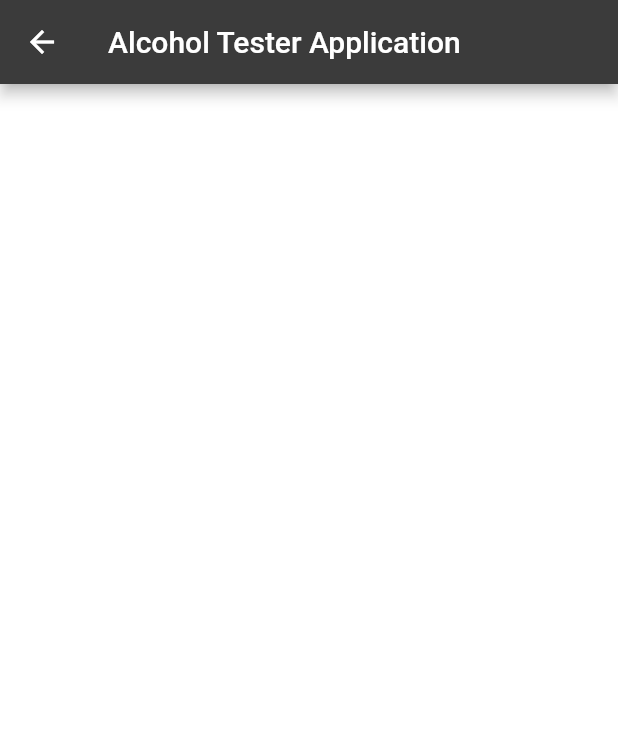
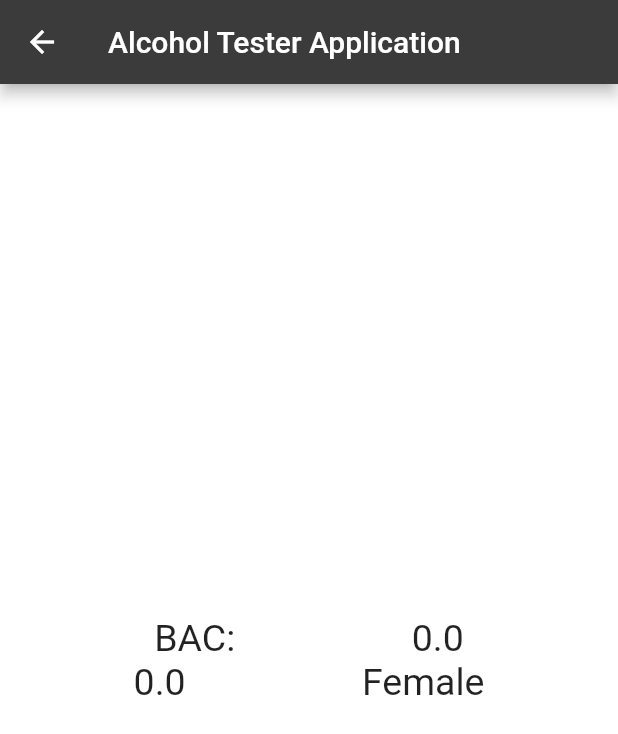
Before and after one commit to ShaneSigesmund/alcohol_tester_project, a Flutter app: the bacPage screen opened directly, after a tap on the "arrow back" icon, after a tap on "Next", on a phone screen of 412 x 824 dp. Shown: the top 734 px of the screen. Run offline on Flutter 3.47's test engine with Material 2 defaults, Android fonts, the phone set to English and light mode, and no system bars; our stand-ins replace shared_preferences; missing offline and left inert: dart:ffi; accounts and stored records are empty.

```diff
--- a/alcohol_tester_application/lib/bacPage.dart
+++ b/alcohol_tester_application/lib/bacPage.dart
@@ -8,7 +8,19 @@ import 'package:shared_preferences/shared_preferences.dart';
 double male = 0.68;
 double female = 0.55;
 int weight = 0;
-String gender = "";
+double weightPounds = 0.0;
+String genderString = "";
+
+
+//VALUE AT WHICH BAC DECREASES
+
+double decreaseBAC = 0.016;
+
+
+
+double bacVALUE = 0.0;
+
+double elapsedTime = 0.0;
 
 double percentAlcohol = 0.0;
 
@@ -24,6 +36,9 @@ class bacPage extends StatefulWidget {
 class bac extends State<bacPage> {
   @override
   void initState() {
+    _getWeight();
+    _getBAC();
+
     super.initState();
   }
 
@@ -46,8 +61,44 @@ class bac extends State<bacPage> {
     percentAlcohol += i * (43 * 0.4 * 0.789);
   }
 
+  _getWeight() async {
+    SharedPreferences prefs = await SharedPreferences.getInstance();
+    setState(() {
+      weight = prefs.getInt("Weight");
+      weightPounds = (weight / 454);
+    });
+  }
+
   void _getBAC() async {
     SharedPreferences prefs = await SharedPreferences.getInstance();
+
+    //Set gender variable
+
+    if (prefs.getDouble("Gender") == 0.68) {
+      genderString = "Male";
+    }
+    else{
+      genderString = "Female";
+    }
+    //Get gender constant * weight
+
+    //Get weight
+    weight = prefs.getInt('Weight');
+
+    //Get gender constant
+
+    double gender = prefs.getDouble('Gender');
+
+    double weightGender = weight * gender;
+
+    double tempBac = percentAlcohol / weightGender;
+    bacVALUE = tempBac * 100;
+
+    print("\nBAC percentage: $bacVALUE");
+
+    elapsedTime = bacVALUE * 0.015;
+
+    print("\nElapsed time until sober: $elapsedTime");
   }
 
   void _goNextPage() {
@@ -134,9 +185,14 @@ class bac extends State<bacPage> {
                   crossAxisAlignment: CrossAxisAlignment.center,
                   mainAxisAlignment: MainAxisAlignment.center,
                   children: [
-
-
-
+                    Text(
+                      'BAC:                   $bacVALUE',
+                      style: TextStyle(fontSize: 25),
+                    ),
+                    Text(
+                      '$weightPounds                   $genderString',
+                      style: TextStyle(fontSize: 25),
+                    ),
                   ],
                 ),
               ),
--- a/alcohol_tester_application/pubspec.yaml
+++ b/alcohol_tester_application/pubspec.yaml
@@ -24,6 +24,7 @@ dependencies:
   # Use with the CupertinoIcons class for iOS style icons.
   cupertino_icons: ^0.1.2
   shared_preferences: ^0.5.4
+  charts_flutter: ^0.2.0
 
 dev_dependencies:
   flutter_test:
```
Also changed, not shown: alcohol_tester_application/lib/main.dart (+19 -1 lines).
